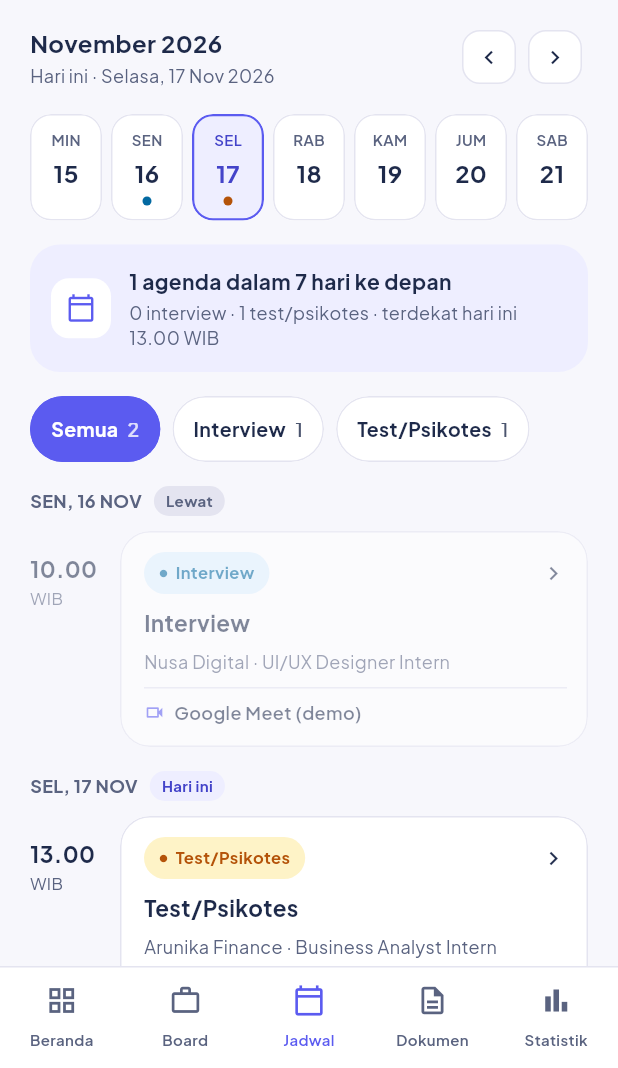
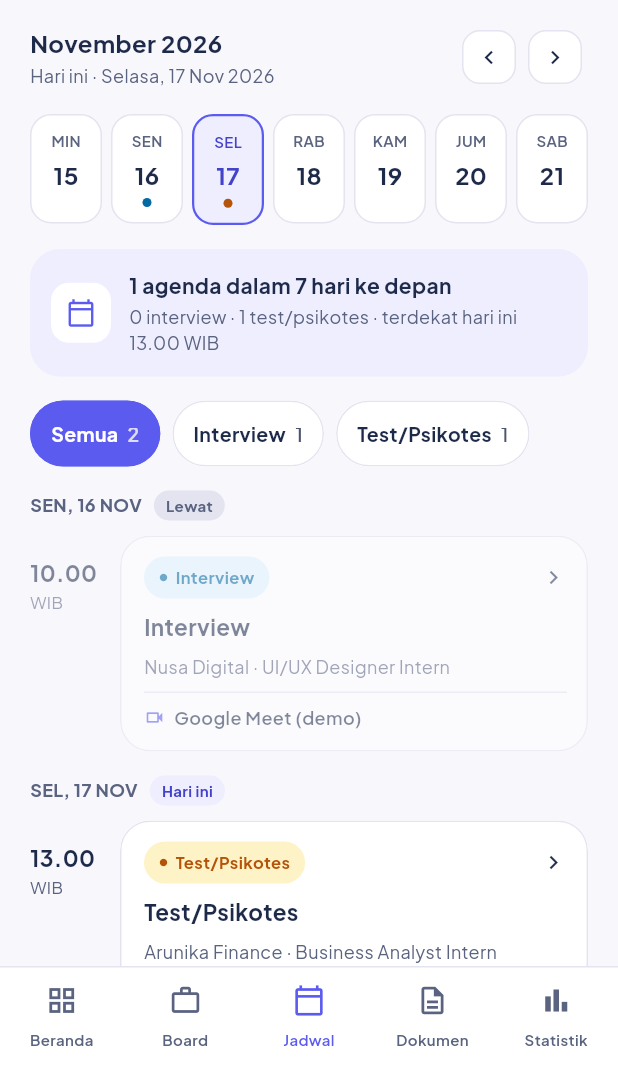
Before and after one commit to Ichsan3321/JobTrail, a Flutter app: the screen it shows after launch, item 3 of the bottom bar chosen, on a phone screen of 412 x 824 dp, the part 168-1236 px from its top. Run offline on Flutter 3.47's test engine with Material 3 defaults, Android fonts, the phone set to English and light mode, and no system bars.

Commit message:
fix(schedule): 44px week strip touch targets and semantics (JT-BUG-007)
- Each day slot is the full tap target, min 44x44 at 320/360/393 widths;
  the strip bleeds into the page inset on narrow screens (393 keeps Figma
  spacing).
- Day cell semantics: "Selasa 17 November, hari ini, 1 agenda, terpilih".
- + and previous/next week buttons expose button semantics with labels.

Co-Authored-By: Claude Opus 5.5 <noreply@anthropic.com>

```diff
--- a/lib/screens/schedule/schedule_screen.dart
+++ b/lib/screens/schedule/schedule_screen.dart
@@ -139,31 +139,42 @@ class _ScheduleScreenState extends State<ScheduleScreen> {
 
       return ListView(
         key: const ValueKey('S05'),
-        padding: const EdgeInsets.fromLTRB(20, 8, 20, AppSpacing.xl),
+        // Horizontal page inset is applied per child so the week strip can
+        // bleed into it on narrow screens (44 px cells, JT-BUG-007).
+        padding: const EdgeInsets.fromLTRB(0, 8, 0, AppSpacing.xl),
         children: [
-          _titleRow(),
+          _inset(_titleRow()),
           const SizedBox(height: AppSpacing.md),
           if (appFilter != null)
             // Related-application view (from S03 "Agenda Terkait").
-            _relatedBanner(filterApp?.company ?? 'lamaran ini')
+            _inset(_relatedBanner(filterApp?.company ?? 'lamaran ini'))
           else ...[
-            _monthRow(weekStart, today),
+            _inset(_monthRow(weekStart, today)),
             const SizedBox(height: AppSpacing.md),
             _weekStrip(days, today, base),
             const SizedBox(height: AppSpacing.md),
-            _summary(today, scoped, base, dayFiltered),
+            _inset(_summary(today, scoped, base, dayFiltered)),
           ],
           const SizedBox(height: AppSpacing.md),
-          _typeFilter(base),
+          _inset(_typeFilter(base)),
           const SizedBox(height: AppSpacing.md),
-          if (visible.isEmpty)
-            ..._emptyGroup(selected)
-          else
-            ..._groups(visible, today),
-          _planningNote(),
+          for (final child
+              in visible.isEmpty
+                  ? _emptyGroup(selected)
+                  : _groups(visible, today))
+            _inset(child),
+          _inset(_planningNote()),
         ],
       );
     },
+  );
+
+  static const _pageInset = 20.0;
+  static const _minTarget = 44.0;
+
+  static Widget _inset(Widget child) => Padding(
+    padding: const EdgeInsets.symmetric(horizontal: _pageInset),
+    child: child,
   );
 
   Widget _titleRow() => Row(
@@ -216,6 +227,10 @@ class _ScheduleScreenState extends State<ScheduleScreen> {
       const SizedBox(width: AppSpacing.sm),
       Tooltip(
         message: 'Tambah agenda',
+        excludeFromSemantics: true,
+        child: Semantics(
+          button: true,
+          label: 'Tambah agenda',
           child: Material(
             color: AppColors.primary,
             borderRadius: BorderRadius.circular(AppRadius.button),
@@ -227,6 +242,7 @@ class _ScheduleScreenState extends State<ScheduleScreen> {
                 width: 48,
                 height: 48,
                 child: Icon(Icons.add, color: AppColors.white, size: 22),
+              ),
             ),
           ),
         ),
@@ -277,6 +293,10 @@ class _ScheduleScreenState extends State<ScheduleScreen> {
     required VoidCallback onTap,
   }) => Tooltip(
     message: tooltip,
+    excludeFromSemantics: true,
+    child: Semantics(
+      button: true,
+      label: tooltip,
       child: InkResponse(
         key: key,
         onTap: onTap,
@@ -298,14 +318,25 @@ class _ScheduleScreenState extends State<ScheduleScreen> {
           ),
         ),
       ),
+    ),
   );
 
+  /// Seven equal slots; each whole slot (incl. the 3 px visual gap) is the
+  /// tap target. On narrow screens the strip eats into the page inset so a
+  /// slot never drops below 44 px (320 → 6 px inset, 393 → 20 px as Figma).
   Widget _weekStrip(List<DateTime> days, DateTime today, List<Agenda> base) =>
-      Row(
+      LayoutBuilder(
+        builder: (context, constraints) {
+          final inset = ((constraints.maxWidth - 7 * _minTarget) / 2).clamp(
+            0.0,
+            _pageInset - 3,
+          );
+          return Padding(
+            padding: EdgeInsets.symmetric(horizontal: inset),
+            child: Row(
               crossAxisAlignment: CrossAxisAlignment.start,
               children: [
-          for (final (i, day) in days.indexed) ...[
-            if (i > 0) const SizedBox(width: 6),
+                for (final day in days)
                   Expanded(
                     child: _dayChip(
                       day,
@@ -315,7 +346,9 @@ class _ScheduleScreenState extends State<ScheduleScreen> {
                     ),
                   ),
               ],
-        ],
+            ),
+          );
+        },
       );
 
   Widget _dayChip(
@@ -352,27 +385,36 @@ class _ScheduleScreenState extends State<ScheduleScreen> {
       if (agendas.isEmpty && isToday)
         isSelected ? AppColors.white : AppColors.primary,
     ];
-    final dayLabel = ScheduleFormat.dayShort(day);
+    final label = [
+      ScheduleFormat.dayMonthLong(day),
+      if (isToday) 'hari ini',
+      '${agendas.length} agenda',
+      if (isSelected) 'terpilih',
+    ].join(', ');
+    final radius = BorderRadius.circular(AppRadius.button);
     return Semantics(
       selected: isSelected,
-      label:
-          '${ScheduleFormat.longDayMonth(day)}, ${agendas.length} agenda'
-          '${isToday ? ', hari ini' : ''}',
+      label: label,
       button: true,
       excludeSemantics: true,
       onTap: () => _toggleDate(day),
-      child: Material(
+      child: InkWell(
+        key: ValueKey('schedule-day-${day.toIso8601String().substring(0, 10)}'),
+        onTap: () => _toggleDate(day),
+        borderRadius: radius,
+        child: ConstrainedBox(
+          constraints: const BoxConstraints(
+            minWidth: _minTarget,
+            minHeight: _minTarget,
+          ),
+          child: Padding(
+            padding: const EdgeInsets.symmetric(horizontal: 3),
+            child: Ink(
+              decoration: BoxDecoration(
                 color: background,
-        shape: RoundedRectangleBorder(
-          borderRadius: BorderRadius.circular(AppRadius.button),
-          side: BorderSide(color: border, width: isToday ? 1.5 : 1),
+                borderRadius: radius,
+                border: Border.all(color: border, width: isToday ? 1.5 : 1),
               ),
-        clipBehavior: Clip.antiAlias,
-        child: InkWell(
-          key: ValueKey(
-            'schedule-day-${day.toIso8601String().substring(0, 10)}',
-          ),
-          onTap: () => _toggleDate(day),
               child: Padding(
                 padding: const EdgeInsets.symmetric(vertical: 10),
                 child: Column(
@@ -380,7 +422,7 @@ class _ScheduleScreenState extends State<ScheduleScreen> {
                     FittedBox(
                       fit: BoxFit.scaleDown,
                       child: Text(
-                    dayLabel,
+                        ScheduleFormat.dayShort(day),
                         style: _text(
                           10,
                           color: labelColor,
@@ -393,7 +435,11 @@ class _ScheduleScreenState extends State<ScheduleScreen> {
                       fit: BoxFit.scaleDown,
                       child: Text(
                         '${day.day}',
-                    style: _text(16, color: dateColor, weight: FontWeight.w700),
+                        style: _text(
+                          16,
+                          color: dateColor,
+                          weight: FontWeight.w700,
+                        ),
                       ),
                     ),
                     const SizedBox(height: 4),
@@ -417,6 +463,8 @@ class _ScheduleScreenState extends State<ScheduleScreen> {
                       ),
                     ),
                   ],
+                ),
+              ),
             ),
           ),
         ),
```
Lines whose indentation alone changed are shown as unchanged.
